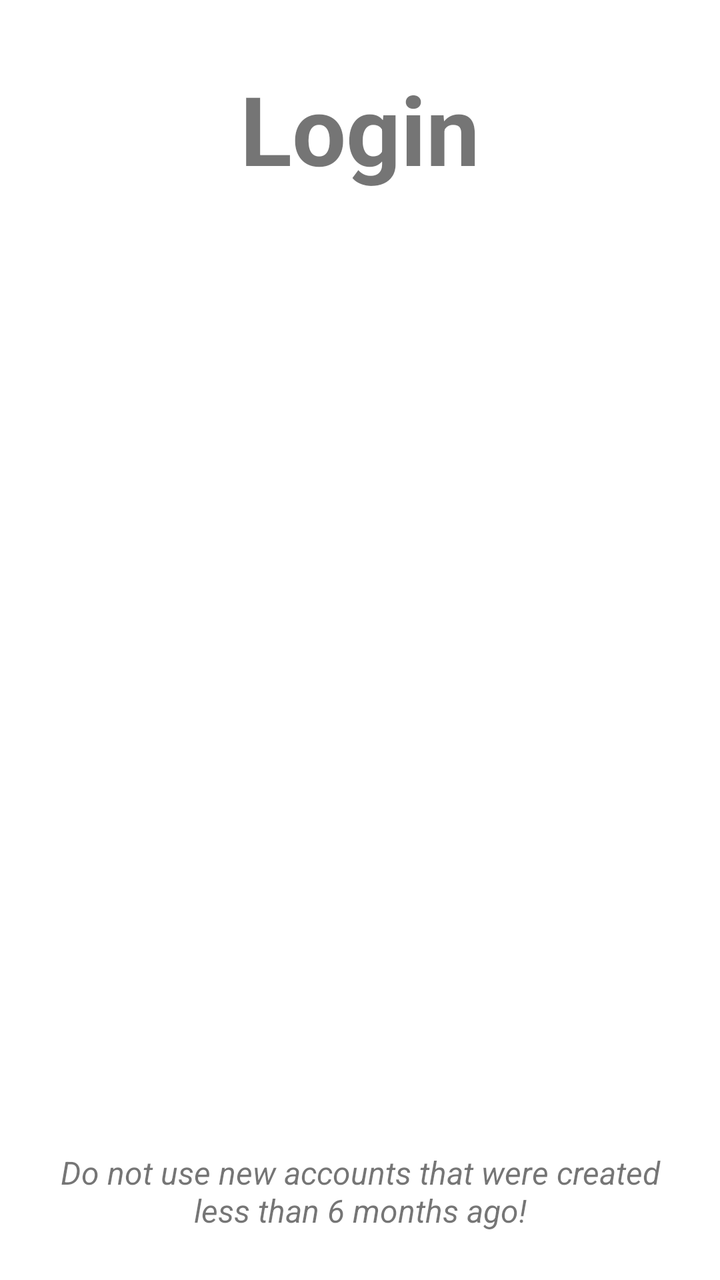
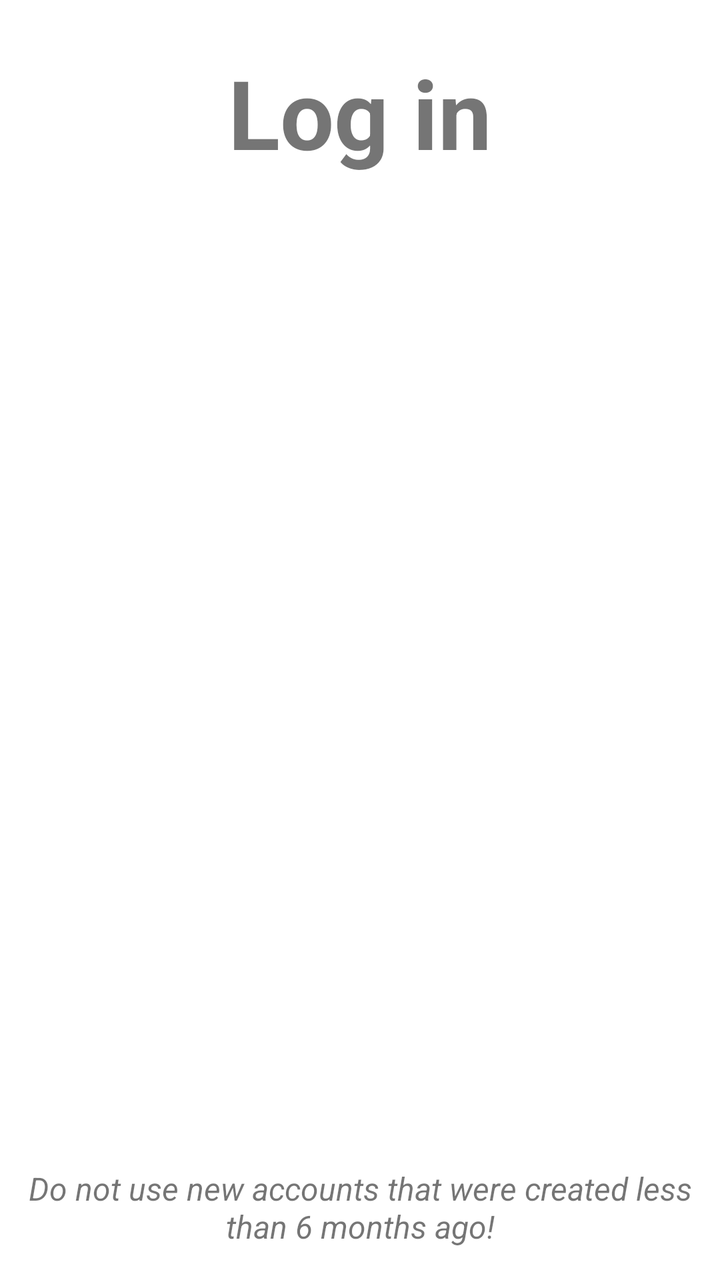

Two renders of the same Android screen: before a commit and after it. Below are the layout's source before the change and the commit's diff.
<!-- AndroidManifest.xml: fallback theme Theme.MaterialComponents.DayNight.NoActionBar -->
<!-- res/layout/login_qr.xml -->
<?xml version="1.0" encoding="utf-8"?>
<RelativeLayout xmlns:android="http://schemas.android.com/apk/res/android"
                android:orientation="vertical" android:layout_width="match_parent"
                android:layout_height="match_parent" android:gravity="center_horizontal">

    <TextView
        android:layout_width="wrap_content"
        android:layout_height="wrap_content"
        android:text="Login"
        android:textSize="48sp"
        android:textStyle="bold"
        android:layout_centerHorizontal="true"
        android:layout_marginTop="32dp"
        android:layout_marginBottom="58dp"/>

    <ProgressBar
        android:id="@+id/loginQRProgressBar"
        android:layout_centerInParent="true"
        android:layout_width="wrap_content"
        android:layout_height="wrap_content"/>

    <LinearLayout
        android:id="@+id/loginQRCaptchaLayout"
        android:layout_width="match_parent"
        android:layout_height="wrap_content"
        android:orientation="vertical"
        android:visibility="gone"
        android:layout_centerVertical="true">
        <ImageView
            android:id="@+id/loginQRCaptchaImageView"
            android:layout_width="match_parent"
            android:layout_height="72dp"
            android:background="@android:color/black"
            android:layout_marginBottom="8dp"
            android:layout_marginLeft="24dp"
            android:layout_marginRight="24dp" />
        <EditText
            android:maxLines="1"
            android:id="@+id/loginQRCaptchaEditText"
            android:layout_width="match_parent"
            android:layout_height="wrap_content"
            android:layout_marginLeft="24dp"
            android:layout_marginRight="24dp"
            android:hint="Captcha code..."/>
        <Button
            android:id="@+id/loginQRCaptchaSubmitButton"
            android:layout_width="match_parent"
            android:layout_height="wrap_content"
            android:layout_marginLeft="24dp"
            android:layout_marginRight="24dp"
            android:text="Submit"/>
    </LinearLayout>

    <LinearLayout
        android:id="@+id/loginQRLayout"
        android:layout_width="match_parent"
        android:layout_height="wrap_content"
        android:orientation="vertical"
        android:visibility="gone"
        android:layout_centerVertical="true">
        <ImageView
            android:layout_gravity="center"
            android:id="@+id/loginQRImageView"
            android:layout_width="196dp"
            android:layout_height="196dp"
            android:background="@android:color/black"/>
    </LinearLayout>

    <TextView
        android:layout_width="wrap_content"
        android:layout_height="wrap_content"
        android:text="Do not use new accounts that were created less than 6 months ago!"
        android:textSize="16sp"
        android:textStyle="italic"
        android:textAlignment="center"
        android:layout_alignParentBottom="true"
        android:layout_marginBottom="24dp"
        android:layout_marginLeft="24dp"
        android:layout_marginRight="24dp"/>

</RelativeLayout>
<!-- resources referenced by this layout -->
<resources>

</resources>

<!-- the commit's change to res/layout/login_qr.xml (unified diff, before → after) -->
@@ -6,12 +6,12 @@
     <TextView
         android:layout_width="wrap_content"
         android:layout_height="wrap_content"
-        android:text="Login"
+        android:text="Log in"
         android:textSize="48sp"
         android:textStyle="bold"
         android:layout_centerHorizontal="true"
-        android:layout_marginTop="32dp"
-        android:layout_marginBottom="58dp"/>
+        android:layout_alignParentTop="true"
+        android:layout_marginTop="24dp"/>
 
     <ProgressBar
         android:id="@+id/loginQRProgressBar"
@@ -25,46 +25,35 @@
         android:layout_height="wrap_content"
         android:orientation="vertical"
         android:visibility="gone"
-        android:layout_centerVertical="true">
+        android:layout_marginLeft="24dp"
+        android:layout_marginRight="24dp"
+        android:layout_centerInParent="true">
         <ImageView
             android:id="@+id/loginQRCaptchaImageView"
             android:layout_width="match_parent"
             android:layout_height="72dp"
             android:background="@android:color/black"
-            android:layout_marginBottom="8dp"
-            android:layout_marginLeft="24dp"
-            android:layout_marginRight="24dp" />
+            android:layout_marginBottom="8dp"/>
         <EditText
             android:maxLines="1"
             android:id="@+id/loginQRCaptchaEditText"
             android:layout_width="match_parent"
             android:layout_height="wrap_content"
-            android:layout_marginLeft="24dp"
-            android:layout_marginRight="24dp"
             android:hint="Captcha code..."/>
         <Button
             android:id="@+id/loginQRCaptchaSubmitButton"
             android:layout_width="match_parent"
             android:layout_height="wrap_content"
-            android:layout_marginLeft="24dp"
-            android:layout_marginRight="24dp"
             android:text="Submit"/>
     </LinearLayout>
 
-    <LinearLayout
-        android:id="@+id/loginQRLayout"
-        android:layout_width="match_parent"
-        android:layout_height="wrap_content"
-        android:orientation="vertical"
+    <ImageView
+        android:id="@+id/loginQRImageView"
         android:visibility="gone"
-        android:layout_centerVertical="true">
-        <ImageView
-            android:layout_gravity="center"
-            android:id="@+id/loginQRImageView"
-            android:layout_width="196dp"
-            android:layout_height="196dp"
-            android:background="@android:color/black"/>
-    </LinearLayout>
+        android:layout_centerInParent="true"
+        android:layout_width="196dp"
+        android:layout_height="196dp"
+        android:background="@android:color/black"/>
 
     <TextView
         android:layout_width="wrap_content"
@@ -72,10 +61,9 @@
         android:text="Do not use new accounts that were created less than 6 months ago!"
         android:textSize="16sp"
         android:textStyle="italic"
-        android:textAlignment="center"
+        android:gravity="center"
         android:layout_alignParentBottom="true"
-        android:layout_marginBottom="24dp"
-        android:layout_marginLeft="24dp"
-        android:layout_marginRight="24dp"/>
+        android:layout_marginBottom="12dp"
+        android:padding="4dp"/>
 
 </RelativeLayout>
